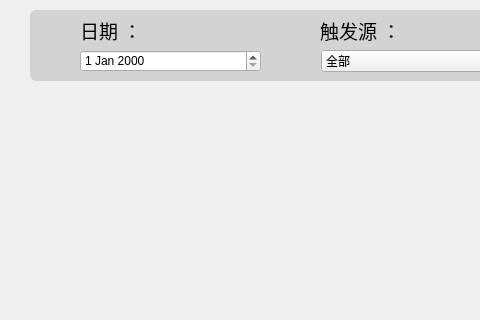
Before: the Qt Designer form ZooFence_Pi/page6.ui in Isabella98Liu/ZooFence_RaspberryPi, drawn with Qt 5; both pictures show x 0 to 480 and y 0 to 320 of the 608 by 483 pixel window.
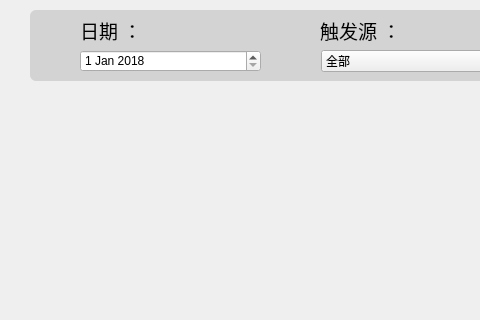
After: the same form once the commit is applied. Icons and pictures are not drawn.

Patch:
```diff
--- a/ZooFence_Pi/page6.ui
+++ b/ZooFence_Pi/page6.ui
@@ -138,6 +138,16 @@
      <height>22</height>
     </rect>
    </property>
+   <property name="dateTime">
+    <datetime>
+     <hour>0</hour>
+     <minute>0</minute>
+     <second>0</second>
+     <year>2018</year>
+     <month>1</month>
+     <day>1</day>
+    </datetime>
+   </property>
   </widget>
   <widget class="QWidget" name="gridLayoutWidget">
    <property name="geometry">
```
Left out of the diff: 11 changed lines with no effect on the pictures.
